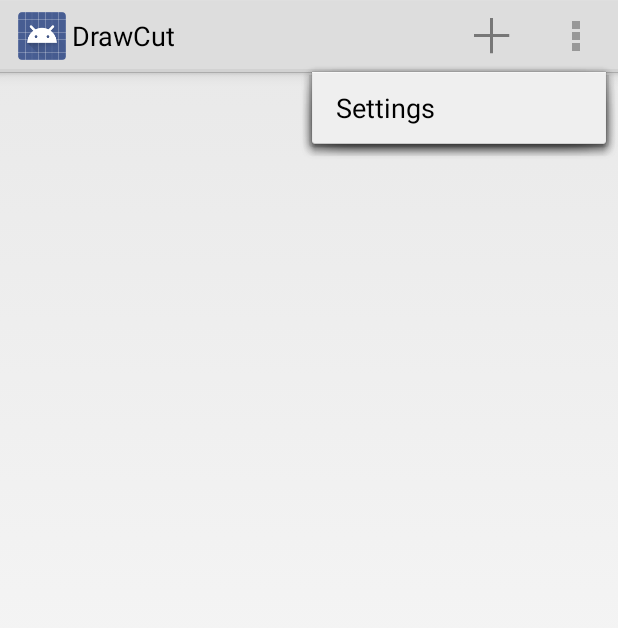
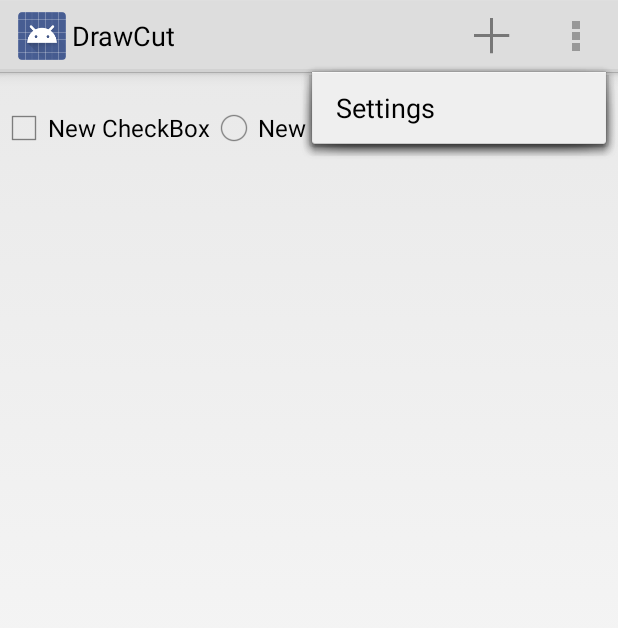
Before and after one commit to martinhath/drawcut, an Android app: the screen it shows after launch (StartActivity), with the options menu open, on a phone screen of 412 x 824 dp. Shown: the top 628 px of the screen. Run offline under Robolectric (Android 15) with nearby library versions, the phone set to English and light mode, and no system bars.

Commit message:
Created a view for when the LauncherItemList is empty.
The view is not done.

```diff
--- a/DrawCut/src/main/java/net/hath/drawcut/ui/fragment/LaunchItemListFragment.java
+++ b/DrawCut/src/main/java/net/hath/drawcut/ui/fragment/LaunchItemListFragment.java
@@ -8,12 +8,12 @@ import android.content.DialogInterface;
 import android.content.Intent;
 import android.content.pm.PackageManager;
 import android.os.Bundle;
-import android.util.Log;
 import android.view.LayoutInflater;
 import android.view.View;
 import android.view.ViewGroup;
 import android.widget.AdapterView;
 import android.widget.ListView;
+
 import net.hath.drawcut.Observer;
 import net.hath.drawcut.R;
 import net.hath.drawcut.data.LaunchItem;
@@ -46,6 +46,7 @@ public class LaunchItemListFragment extends Fragment implements Observer {
 
         listView = (ListView) view.findViewById(R.id.gesturelist);
 
+
         listView.setAdapter(listAdapter);
 
         listView.setOnItemLongClickListener(new AdapterView.OnItemLongClickListener() {
@@ -58,6 +59,14 @@ public class LaunchItemListFragment extends Fragment implements Observer {
         });
 
         return view;
+    }
+
+    @Override
+    public void onStart() {
+        super.onStart();
+        View emptyView = getActivity().getLayoutInflater().inflate(R.layout.application_item_empty, null);
+        ((ViewGroup) getView().getParent()).addView(emptyView);
+        listView.setEmptyView(emptyView);
     }
 
     @Override
--- /dev/null
+++ b/DrawCut/src/main/res/layout/application_item_empty.xml
@@ -0,0 +1,24 @@
+<?xml version="1.0" encoding="utf-8"?>
+
+<RelativeLayout xmlns:android="http://schemas.android.com/apk/res/android"
+    android:layout_width="match_parent"
+    android:layout_height="match_parent">
+
+    <CheckBox
+        android:layout_width="wrap_content"
+        android:layout_height="wrap_content"
+        android:text="New CheckBox"
+        android:id="@+id/checkBox"
+        android:layout_alignParentTop="true"
+        android:layout_alignParentLeft="true"
+        android:layout_alignParentStart="true"
+        android:layout_marginTop="21dp" />
+
+    <RadioButton
+        android:layout_width="wrap_content"
+        android:layout_height="wrap_content"
+        android:text="New RadioButton"
+        android:id="@+id/radioButton"
+        android:layout_alignTop="@+id/checkBox"
+        android:layout_toRightOf="@+id/checkBox" />
+</RelativeLayout>
```
